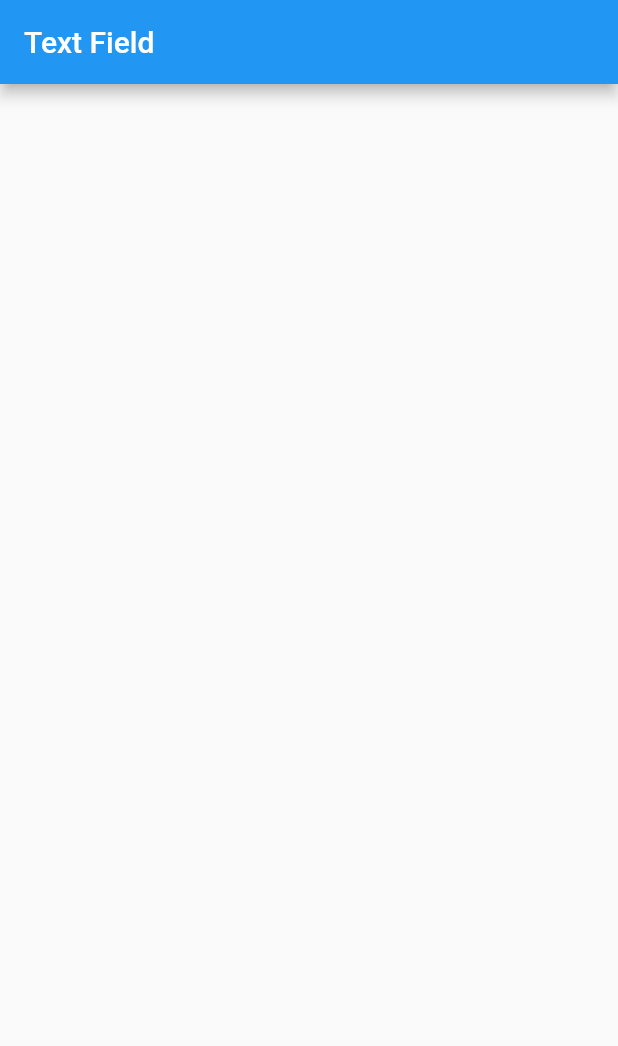
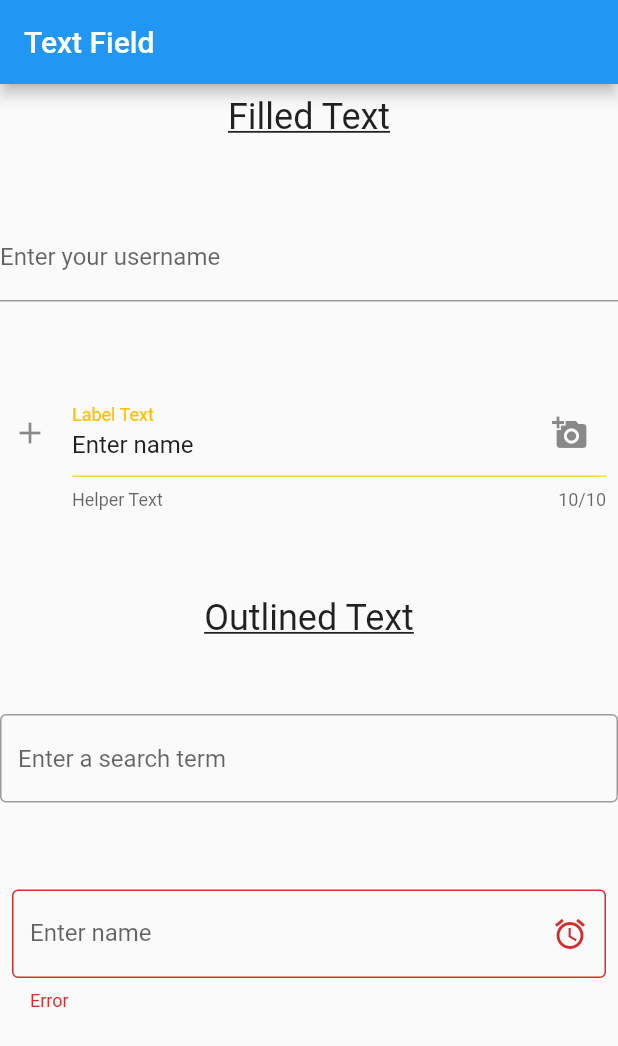
Before and after one commit to Gogo-jiii/Flutter-Textfield, a Flutter app: the screen it shows after launch, on a phone screen of 412 x 824 dp. Shown: the top 1046 px of the screen. Run offline on Flutter 3.47's test engine with Material 2 defaults, Android fonts, the phone set to English and light mode, and no system bars.

Commit message:
text field

```diff
--- a/lib/main.dart
+++ b/lib/main.dart
@@ -33,10 +33,88 @@ class _MyHomePageState extends State<MyHomePage> {
   @override
   Widget build(BuildContext context) {
     return Scaffold(
-      appBar: AppBar(
-        title: Text(widget.title),
-      ),
-      body: Center(),
-    );
+        appBar: AppBar(
+          title: Text(widget.title),
+        ),
+        body: SingleChildScrollView(
+          scrollDirection: Axis.vertical,
+          child: Column(
+            mainAxisAlignment: MainAxisAlignment.center,
+            children: [
+              Container(
+                margin: const EdgeInsets.only(top: 8.0),
+                child: const Text(
+                  "Filled Text",
+                  style: TextStyle(
+                      fontSize: 24, decoration: TextDecoration.underline),
+                ),
+              ),
+              const SizedBox(
+                width: double.infinity,
+                height: 50,
+              ),
+              TextFormField(
+                decoration: const InputDecoration(
+                  border: UnderlineInputBorder(),
+                  labelText: 'Enter your username',
+                ),
+              ),
+              const SizedBox(
+                width: double.infinity,
+                height: 50,
+              ),
+              Container(
+                margin: const EdgeInsets.all(8.0),
+                child: TextFormField(
+                  maxLength: 10,
+                  initialValue: "Enter name",
+                  decoration: const InputDecoration(
+                    labelText: "Label Text",
+                    labelStyle: TextStyle(color: Colors.amber),
+                    helperText: "Helper Text",
+                    suffixIcon: Icon(Icons.add_a_photo),
+                    enabledBorder: UnderlineInputBorder(
+                        borderSide: BorderSide(color: Colors.amberAccent)),
+                    icon: Icon(Icons.add),
+                  ),
+                ),
+              ),
+              const SizedBox(
+                width: double.infinity,
+                height: 50,
+              ),
+              const Text(
+                "Outlined Text",
+                style: TextStyle(
+                    fontSize: 24, decoration: TextDecoration.underline),
+              ),
+              const SizedBox(
+                width: double.infinity,
+                height: 50,
+              ),
+              const TextField(
+                decoration: InputDecoration(
+                  border: OutlineInputBorder(),
+                  hintText: 'Enter a search term',
+                ),
+              ),
+              const SizedBox(
+                width: double.infinity,
+                height: 50,
+              ),
+              Container(
+                margin: const EdgeInsets.all(8.0),
+                child: TextFormField(
+                  decoration: const InputDecoration(
+                    labelText: "Enter name",
+                    errorText: "Error",
+                    border: OutlineInputBorder(),
+                    suffixIcon: Icon(Icons.access_alarm),
+                  ),
+                ),
+              ),
+            ],
+          ),
+        ));
   }
 }
```
